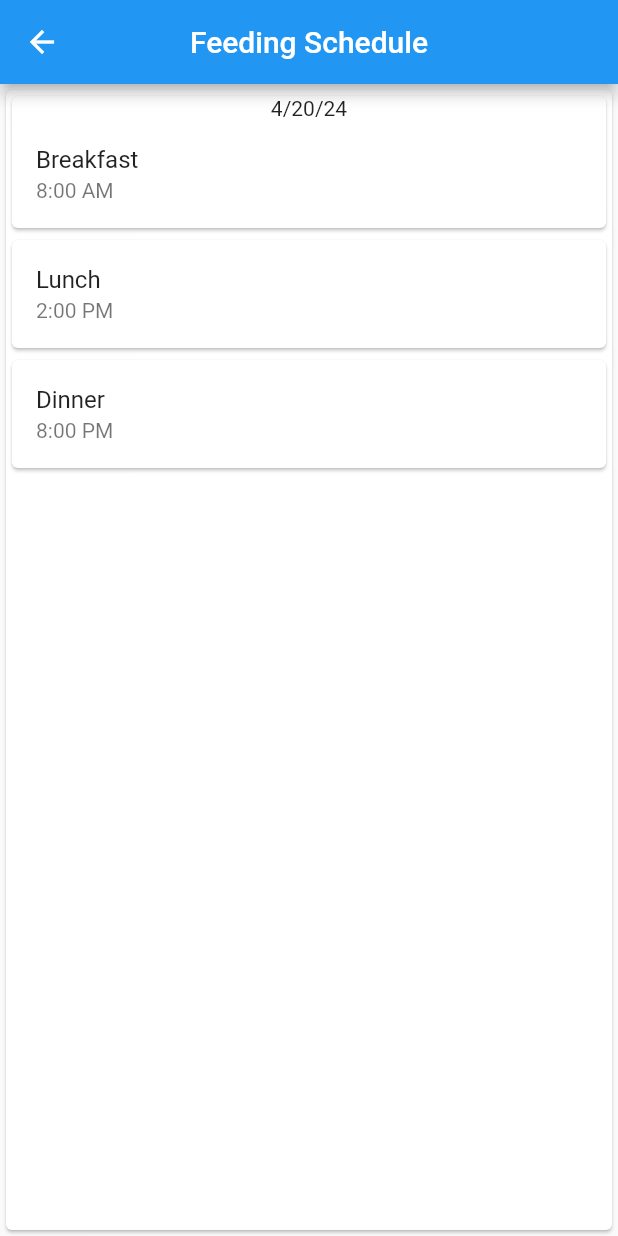
After one commit to PetBite/app, a Flutter app: the FeedingSchedulePage screen opened directly, on a phone screen of 412 x 824 dp. The commit adds this screen. Run offline on Flutter 3.47's test engine with Material 2 defaults, Android fonts, the phone set to English and light mode, and no system bars; generated files the repository leaves out were written again.

Commit message:
Created Feeding Schedule Page Mockup

```diff
--- /dev/null
+++ b/lib/components/feeding_card.dart
@@ -0,0 +1,54 @@
+import 'package:flutter/material.dart';
+
+class FeedingCard extends StatelessWidget {
+  const FeedingCard({Key? key}) : super(key: key);
+
+  @override
+  Widget build(BuildContext context) {
+    return Card(
+      child: Center(
+        child: ListView(
+          children: const [
+            Card(
+              child: Column(
+                mainAxisSize: MainAxisSize.min,
+                children: [
+                  Text(
+                    "4/20/24",
+                    textAlign: TextAlign.center,
+                  ),
+                  ListTile(
+                    title: Text("Breakfast"),
+                    subtitle: Text("8:00 AM"),
+                  ),
+                ],
+              )
+            ),
+            Card(
+              child: Column(
+                mainAxisSize: MainAxisSize.min,
+                children: [
+                  ListTile(
+                      title: Text("Lunch"),
+                    subtitle: Text("2:00 PM"),
+                  ),
+                ],
+              )
+            ),
+            Card(
+              child: Column(
+                mainAxisSize: MainAxisSize.min,
+                children: [
+                  ListTile(
+                      title: Text("Dinner"),
+                    subtitle: Text("8:00 PM"),
+                  ),
+                ],
+              )
+            )
+          ],
+        )
+      ),
+    );
+  }
+}
--- a/lib/pages/feeding_schedule/feeding_schedule.dart
+++ b/lib/pages/feeding_schedule/feeding_schedule.dart
@@ -1,17 +1,27 @@
 import 'package:flutter/material.dart';
+import 'package:app/components/feeding_card.dart';
 
-/// Displays detailed information about a SampleItem.
-class FeedingSchedule extends StatelessWidget {
-  const FeedingSchedule({super.key});
+class FeedingSchedulePage extends StatefulWidget {
+  const FeedingSchedulePage({Key? key}) : super(key: key);
 
   static const routeName = '/feeding_schedule';
 
   @override
+  State<FeedingSchedulePage> createState() => _FeedingSchedulePageState();
+}
+
+class _FeedingSchedulePageState extends State<FeedingSchedulePage> {
+  @override
   Widget build(BuildContext context) {
-    return const Scaffold(
-      body: Center(
-        child: Text('Feeding Schedule Page'),
+    return Scaffold(
+      appBar: AppBar(
+        centerTitle: true,
+        title: const Text(
+          'Feeding Schedule',
+          textAlign: TextAlign.center,
+        ),
       ),
+      body: const FeedingCard()
     );
   }
 }
--- a/lib/pages/home.dart
+++ b/lib/pages/home.dart
@@ -22,7 +22,7 @@ class _HomeState extends State<Home> {
 
   List<Widget> pageList = [
     const HomePage(),
-    const FeedingSchedule(),
+    const FeedingSchedulePage(),
     const ActivityLogPage(),
     const PetFood(),
     const PetDetails(),
```
